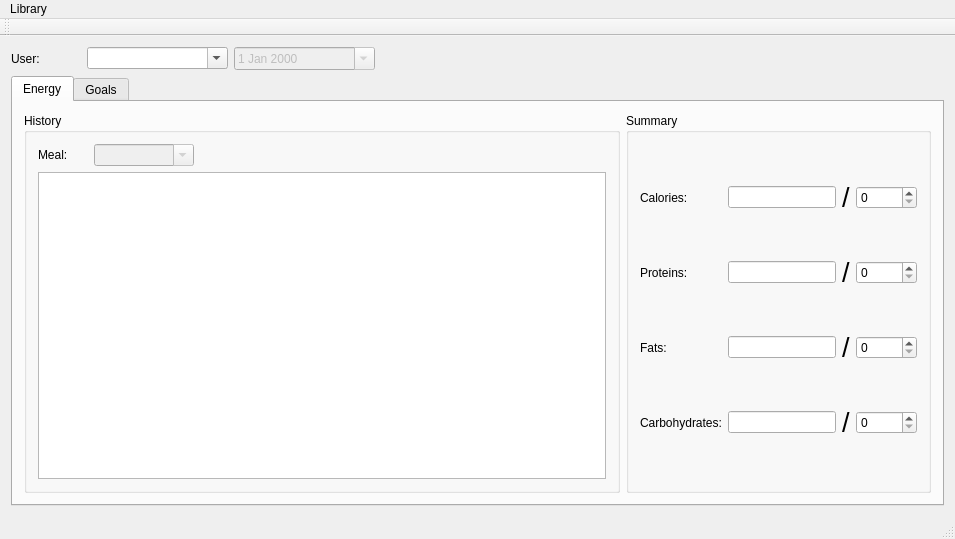
Qt form mainwindow.ui (quantum-pie/cbgu) before a commit.
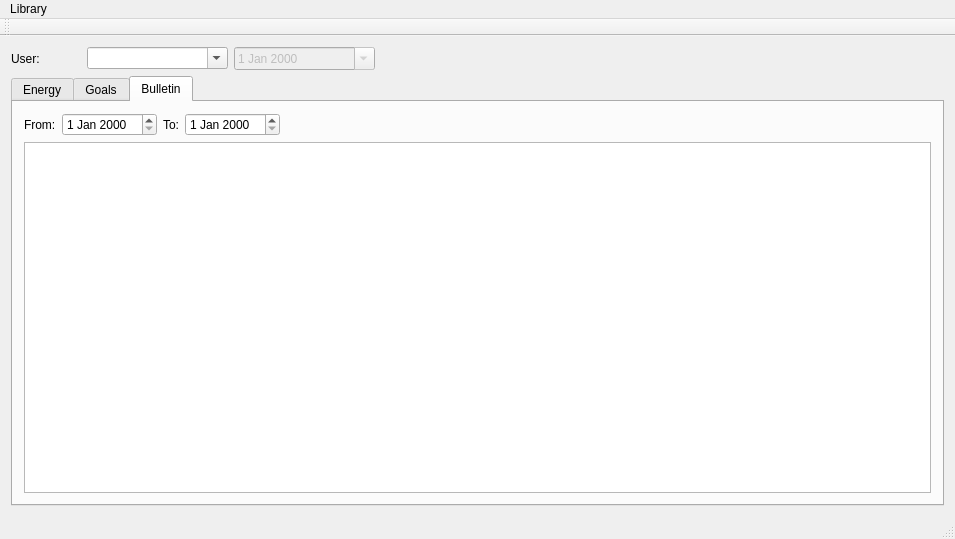
The same form after that commit. Icons and pictures are not drawn.

Commit message: Prepared new tab for bulletin

What changed in the file:
```diff
--- a/mainwindow.ui
+++ b/mainwindow.ui
@@ -29,7 +29,7 @@
     <item row="1" column="0" colspan="4">
      <widget class="QTabWidget" name="tabWidget">
       <property name="currentIndex">
-       <number>0</number>
+       <number>2</number>
       </property>
       <widget class="QWidget" name="tab">
        <attribute name="title">
@@ -218,6 +218,49 @@
         </item>
        </layout>
       </widget>
+      <widget class="QWidget" name="tab_3">
+       <attribute name="title">
+        <string>Bulletin</string>
+       </attribute>
+       <layout class="QGridLayout" name="gridLayout_6">
+        <item row="0" column="1">
+         <widget class="QDateEdit" name="dateEdit_2"/>
+        </item>
+        <item row="0" column="0">
+         <widget class="QLabel" name="label_11">
+          <property name="text">
+           <string>From:</string>
+          </property>
+         </widget>
+        </item>
+        <item row="0" column="2">
+         <widget class="QLabel" name="label_12">
+          <property name="text">
+           <string>To:</string>
+          </property>
+         </widget>
+        </item>
+        <item row="0" column="3">
+         <widget class="QDateEdit" name="dateEdit_3"/>
+        </item>
+        <item row="0" column="4">
+         <spacer name="horizontalSpacer">
+          <property name="orientation">
+           <enum>Qt::Horizontal</enum>
+          </property>
+          <property name="sizeHint" stdset="0">
+           <size>
+            <width>40</width>
+            <height>20</height>
+           </size>
+          </property>
+         </spacer>
+        </item>
+        <item row="1" column="0" colspan="5">
+         <widget class="QTableView" name="tableView_2"/>
+        </item>
+       </layout>
+      </widget>
      </widget>
     </item>
     <item row="0" column="1">
```
